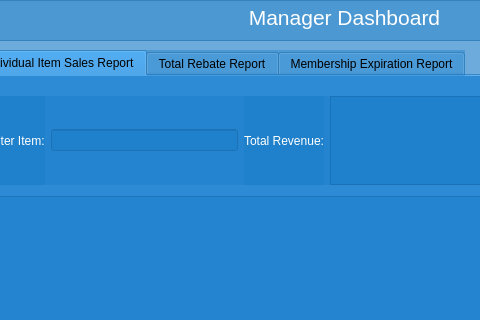
Qt form managerwindow.ui (rbalta/BulkClubProject) before a commit; both pictures show x 336 to 816 and y 0 to 320 of the 1287 by 632 pixel window.
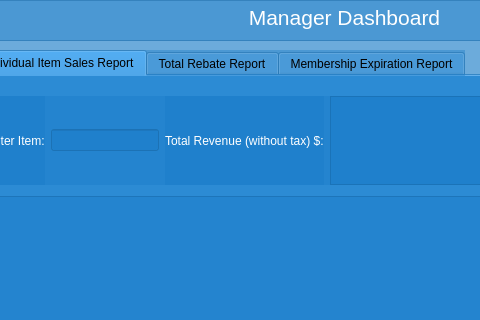
The same form after that commit. The open tabs and pages were chosen to show the change.

Patch:
```diff
--- a/managerwindow.ui
+++ b/managerwindow.ui
@@ -318,7 +318,7 @@
          <string notr="true">color:white;</string>
         </property>
         <property name="text">
-         <string>Total Revenue:</string>
+         <string>Total Revenue (without tax) $:</string>
         </property>
        </widget>
       </item>
```
Left out of the diff: 4 changed lines with no effect on the pictures.
